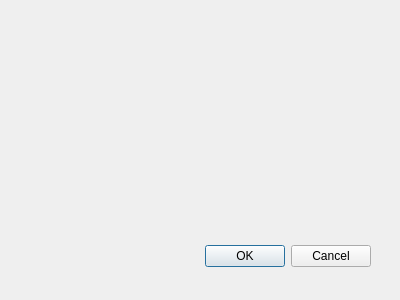
Old version of the form Tachy2GIS_dialog_base.ui in the repository Archaeological-Museum-Hamburg/Tachy2GIS.
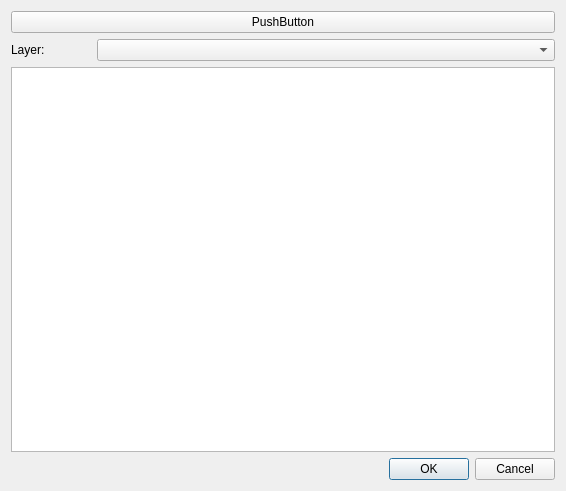
New version of the form. Custom widgets are drawn as their Qt base class.

Commit message: Added icon, build in basic canvas drawing.

Diff of the .ui file:
```diff
--- a/Tachy2GIS_dialog_base.ui
+++ b/Tachy2GIS_dialog_base.ui
@@ -1,34 +1,67 @@
 <ui version="4.0" >
  <class>Tachy2GisDialogBase</class>
- <widget class="QDialog" name="Tachy2GisDialogBase" >
-  <property name="geometry" >
+ <widget class="QDialog" name="Tachy2GisDialogBase">
+  <property name="geometry">
    <rect>
     <x>0</x>
     <y>0</y>
-    <width>400</width>
-    <height>300</height>
+    <width>566</width>
+    <height>491</height>
    </rect>
   </property>
   <property name="windowTitle" >
    <string>Tachy2GIS</string>
   </property>
-  <widget class="QDialogButtonBox" name="button_box" >
-   <property name="geometry" >
-    <rect>
-     <x>30</x>
-     <y>240</y>
-     <width>341</width>
-     <height>32</height>
-    </rect>
-   </property>
-   <property name="orientation" >
-    <enum>Qt::Horizontal</enum>
-   </property>
-   <property name="standardButtons" >
-    <set>QDialogButtonBox::Cancel|QDialogButtonBox::Ok</set>
-   </property>
-  </widget>
+  <layout class="QGridLayout" name="gridLayout">
+   <item row="7" column="0">
+    <widget class="QListWidget" name="layerList"/>
+   </item>
+   <item row="0" column="0">
+    <widget class="QPushButton" name="pushButton">
+     <property name="text">
+      <string>PushButton</string>
+     </property>
+    </widget>
+   </item>
+   <item row="8" column="0">
+    <widget class="QDialogButtonBox" name="button_box">
+     <property name="orientation">
+      <enum>Qt::Horizontal</enum>
+     </property>
+     <property name="standardButtons">
+      <set>QDialogButtonBox::Cancel|QDialogButtonBox::Ok</set>
+     </property>
+    </widget>
+   </item>
+   <item row="5" column="0">
+    <layout class="QHBoxLayout" name="horizontalLayout">
+     <item>
+      <widget class="QLabel" name="label">
+       <property name="maximumSize">
+        <size>
+         <width>80</width>
+         <height>16777215</height>
+        </size>
+       </property>
+       <property name="text">
+        <string>Layer:</string>
+       </property>
+      </widget>
+     </item>
+     <item>
+      <widget class="QgsMapLayerComboBox" name="mMapLayerComboBox"/>
+     </item>
+    </layout>
+   </item>
+  </layout>
  </widget>
+ <customwidgets>
+  <customwidget>
+   <class>QgsMapLayerComboBox</class>
+   <extends>QComboBox</extends>
+   <header>qgsmaplayercombobox.h</header>
+  </customwidget>
+ </customwidgets>
  <resources/>
  <connections>
   <connection>
```
Left out of the diff: 29 changed lines with no effect on the pictures. The commit also changes 2 other files.
